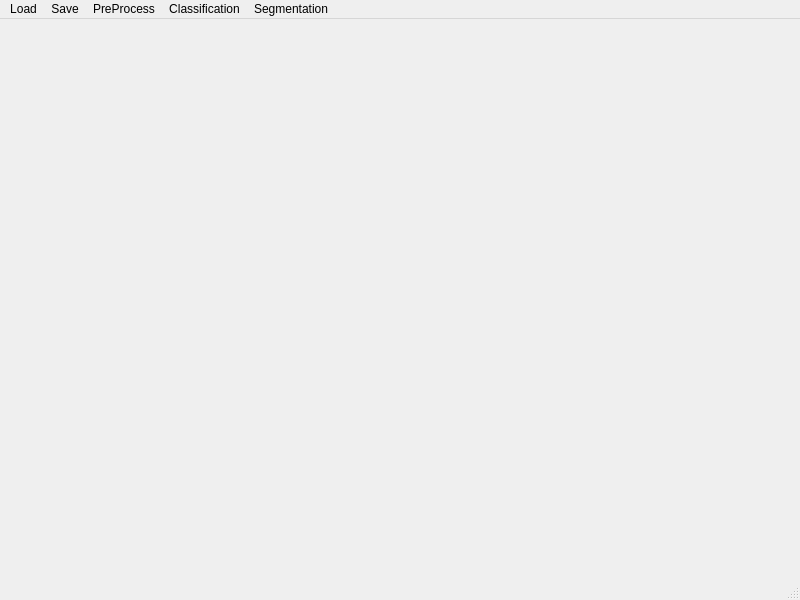
Above: demo1.ui from charlotte12l/Radiomics_System before the change. Below: the same form after it.
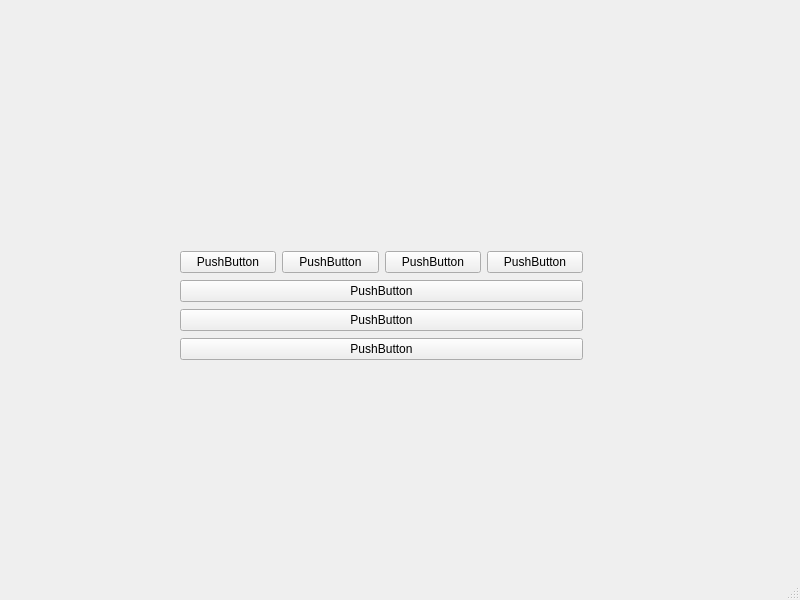
That is the form after the change.

Diff of the .ui file:
```diff
--- a/demo1.ui
+++ b/demo1.ui
@@ -13,7 +13,73 @@
   <property name="windowTitle">
    <string>MainWindow</string>
   </property>
-  <widget class="QWidget" name="centralwidget"/>
+  <widget class="QWidget" name="centralwidget">
+   <widget class="QWidget" name="verticalLayoutWidget">
+    <property name="geometry">
+     <rect>
+      <x>180</x>
+      <y>250</y>
+      <width>403</width>
+      <height>114</height>
+     </rect>
+    </property>
+    <layout class="QVBoxLayout" name="verticalLayout">
+     <item>
+      <layout class="QHBoxLayout" name="horizontalLayout">
+       <item>
+        <widget class="QPushButton" name="pushButton_2">
+         <property name="text">
+          <string>PushButton</string>
+         </property>
+        </widget>
+       </item>
+       <item>
+        <widget class="QPushButton" name="pushButton">
+         <property name="text">
+          <string>PushButton</string>
+         </property>
+        </widget>
+       </item>
+       <item>
+        <widget class="QPushButton" name="pushButton_3">
+         <property name="text">
+          <string>PushButton</string>
+         </property>
+        </widget>
+       </item>
+       <item>
+        <widget class="QPushButton" name="pushButton_4">
+         <property name="text">
+          <string>PushButton</string>
+         </property>
+        </widget>
+       </item>
+      </layout>
+     </item>
+     <item>
+      <widget class="QPushButton" name="pushButton_5">
+       <property name="text">
+        <string>PushButton</string>
+       </property>
+      </widget>
+     </item>
+     <item>
+      <widget class="QPushButton" name="pushButton_6">
+       <property name="text">
+        <string>PushButton</string>
+       </property>
+      </widget>
+     </item>
+     <item>
+      <widget class="QPushButton" name="pushButton_7">
+       <property name="text">
+        <string>PushButton</string>
+       </property>
+      </widget>
+     </item>
+    </layout>
+   </widget>
+  </widget>
   <widget class="QMenuBar" name="menubar">
    <property name="geometry">
     <rect>
@@ -23,71 +89,6 @@
      <height>23</height>
     </rect>
    </property>
-   <widget class="QMenu" name="menutools">
-    <property name="title">
-     <string>Load</string>
-    </property>
-    <widget class="QMenu" name="menuload">
-     <property name="title">
-      <string>Image</string>
-     </property>
-     <addaction name="actionimage"/>
-     <addaction name="action_nii_files"/>
-    </widget>
-    <widget class="QMenu" name="menuROI">
-     <property name="title">
-      <string>ROI</string>
-     </property>
-     <addaction name="actionDICOM_DIR"/>
-     <addaction name="action_nii_Files"/>
-    </widget>
-    <addaction name="separator"/>
-    <addaction name="menuload"/>
-    <addaction name="menuROI"/>
-   </widget>
-   <widget class="QMenu" name="menuSave">
-    <property name="title">
-     <string>Save</string>
-    </property>
-    <widget class="QMenu" name="menuROI_2">
-     <property name="title">
-      <string>ROI</string>
-     </property>
-     <addaction name="actionSelected_ROI"/>
-     <addaction name="actionAll_ROI"/>
-    </widget>
-    <addaction name="actionImage"/>
-    <addaction name="menuROI_2"/>
-   </widget>
-   <widget class="QMenu" name="menuPreProcess">
-    <property name="title">
-     <string>PreProcess</string>
-    </property>
-    <addaction name="actionWavelet_Denoise"/>
-    <addaction name="actionSuper_Resolution"/>
-    <addaction name="actionGuassian_Smooth"/>
-    <addaction name="actionMean_Smooth"/>
-    <addaction name="actionMedian_Smooth"/>
-    <addaction name="actionResample"/>
-   </widget>
-   <widget class="QMenu" name="menuClassification">
-    <property name="title">
-     <string>Classification</string>
-    </property>
-    <addaction name="actionLogit_Regression"/>
-    <addaction name="actionSupport_Vector_Classification"/>
-   </widget>
-   <widget class="QMenu" name="menuSegmentation">
-    <property name="title">
-     <string>Segmentation</string>
-    </property>
-    <addaction name="actionThreshold"/>
-   </widget>
-   <addaction name="menutools"/>
-   <addaction name="menuSave"/>
-   <addaction name="menuPreProcess"/>
-   <addaction name="menuClassification"/>
-   <addaction name="menuSegmentation"/>
   </widget>
   <widget class="QStatusBar" name="statusbar"/>
   <action name="actionimage">
```
